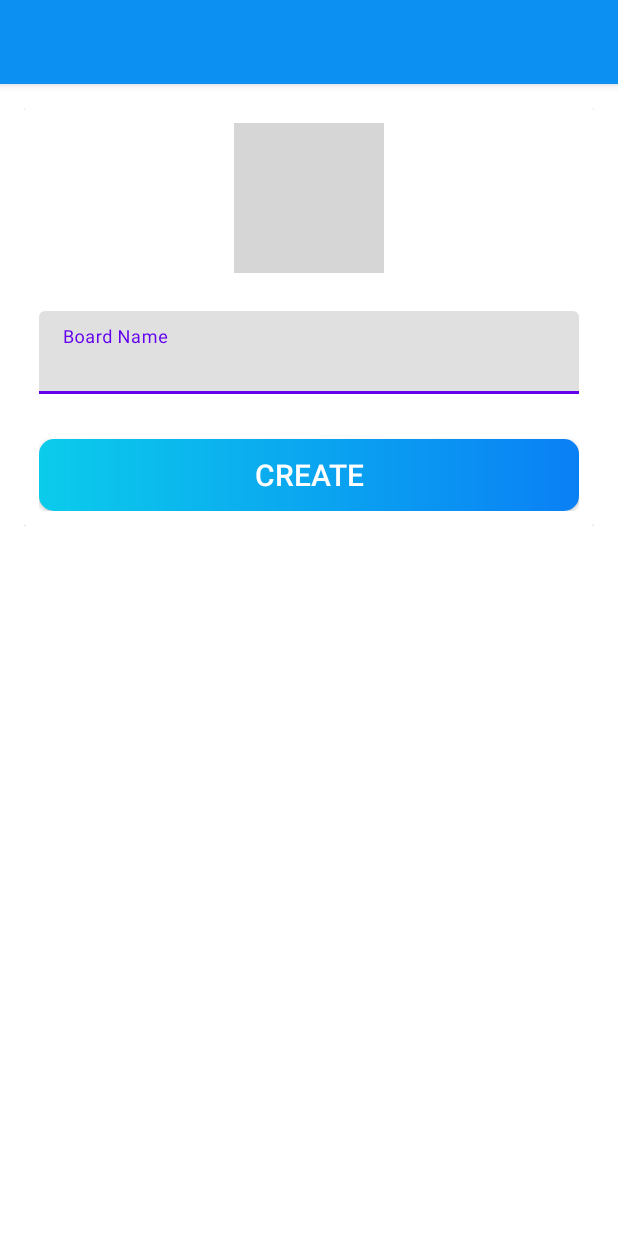
After one commit to shaozam47/TeamUp, an Android app: the layout activity_create_board.xml on its own in the app's theme, with its tools: preview values and no code run, on a phone screen of 412 x 824 dp. The commit adds this screen. Run offline under Robolectric (Android 15) with nearby library versions, the phone set to English and light mode, and no system bars; grey boxes are pictures that could not be loaded.

Commit message:
Seventh Commit

```diff
--- a/app/build.gradle
+++ b/app/build.gradle
@@ -46,6 +46,7 @@ dependencies {
     implementation 'com.google.firebase:firebase-firestore-ktx:24.4.1'
     implementation 'de.hdodenhof:circleimageview:3.1.0'
     implementation 'com.github.bumptech.glide:glide:4.14.2'
+    implementation 'com.google.firebase:firebase-storage:20.1.0'
     annotationProcessor 'com.github.bumptech.glide:compiler:4.14.2'
 
     testImplementation 'junit:junit:4.13.2'
--- /dev/null
+++ b/app/src/main/res/layout/activity_create_board.xml
@@ -0,0 +1,81 @@
+<?xml version="1.0" encoding="utf-8"?>
+<LinearLayout xmlns:android="http://schemas.android.com/apk/res/android"
+    xmlns:app="http://schemas.android.com/apk/res-auto"
+    xmlns:tools="http://schemas.android.com/tools"
+    android:layout_width="match_parent"
+    android:layout_height="match_parent"
+    android:orientation="vertical"
+    tools:context=".activities.CreateBoardActivity">
+
+    <com.google.android.material.appbar.AppBarLayout
+        android:layout_width="match_parent"
+        android:layout_height="wrap_content"
+        android:theme="@style/Theme.AppBarOverlay">
+
+        <androidx.appcompat.widget.Toolbar
+            android:id="@+id/toolbar_create_board_activity"
+            android:layout_width="match_parent"
+            android:layout_height="?attr/actionBarSize"
+            android:background="@color/colorPrimary"
+            app:popupTheme="@style/Theme.PopUpOverlay"/>
+    </com.google.android.material.appbar.AppBarLayout>
+
+    <LinearLayout
+        android:layout_width="match_parent"
+        android:layout_height="wrap_content"
+        android:orientation="vertical"
+        android:padding="@dimen/create_board_content_padding">
+
+        <androidx.cardview.widget.CardView
+            android:layout_width="match_parent"
+            android:layout_height="match_parent"
+            android:elevation="10sp">
+
+            <LinearLayout
+                android:layout_width="match_parent"
+                android:layout_height="wrap_content"
+                android:gravity="center_horizontal"
+                android:orientation="vertical"
+                android:padding="10sp">
+
+                <de.hdodenhof.circleimageview.CircleImageView
+                    android:id="@+id/iv_board_image"
+                    android:layout_width="@dimen/board_image_size"
+                    android:layout_height="@dimen/board_image_size"
+                    android:contentDescription="Board Image"
+                    android:src="@drawable/ic_board_place_holder" />
+
+                <com.google.android.material.textfield.TextInputLayout
+                    android:layout_width="match_parent"
+                    android:layout_height="wrap_content"
+                    android:layout_marginTop="@dimen/create_board_til_marginTop">
+
+                    <androidx.appcompat.widget.AppCompatEditText
+                        android:id="@+id/et_board_name"
+                        android:layout_width="match_parent"
+                        android:layout_height="wrap_content"
+                        android:hint="@string/board_name"
+                        android:inputType="text"
+                        android:textSize="15sp" />
+
+                </com.google.android.material.textfield.TextInputLayout>
+
+                <androidx.appcompat.widget.AppCompatButton
+                    android:id="@+id/btn_create"
+                    android:layout_width="match_parent"
+                    android:layout_height="wrap_content"
+                    android:layout_gravity="center"
+                    android:layout_marginTop="@dimen/create_board_btn_marginTop"
+                    android:background="@drawable/shape_button_rounded"
+                    android:gravity="center"
+                    android:paddingTop="5sp"
+                    android:paddingBottom="5sp"
+                    android:text="CREATE"
+                    android:textColor="@color/white"
+                    android:textSize="20sp"/>
+
+            </LinearLayout>
+        </androidx.cardview.widget.CardView>
+    </LinearLayout>
+
+</LinearLayout>
--- a/app/src/main/res/values/dimensions.xml
+++ b/app/src/main/res/values/dimensions.xml
@@ -18,4 +18,9 @@
     <dimen name="my_profile_et_email_marginTop">20dp</dimen>
     <dimen name="my_profile_et_mobile_marginTop">20dp</dimen>
     <dimen name="my_profile_btn_update_marginTop">30dp</dimen>
+    <dimen name="fab_margin">16dp</dimen>
+    <dimen name="create_board_content_padding">16dp</dimen>
+    <dimen name="board_image_size">100dp</dimen>
+    <dimen name="create_board_til_marginTop">25dp</dimen>
+    <dimen name="create_board_btn_marginTop">30dp</dimen>
 </resources>
--- a/app/src/main/res/values/strings.xml
+++ b/app/src/main/res/values/strings.xml
@@ -2,4 +2,7 @@
     <string name="app_name">TeamUp</string>
     <string name="my_profile">My Profile</string>
     <string name="nav_sign_out">Sign Out</string>
+    <string name="create_board_title">Create Board</string>
+    <string name="create">CREATE</string>
+    <string name="board_name">Board Name</string>
 </resources>
```
Also changed, not shown: app/src/main/AndroidManifest.xml (+12 -3 lines), app/src/main/java/com/example/teamup/activities/CreateBoardActivity.kt (added, +97 -0 lines), app/src/main/java/com/example/teamup/activities/MainActivity.kt (+24 -3 lines).
